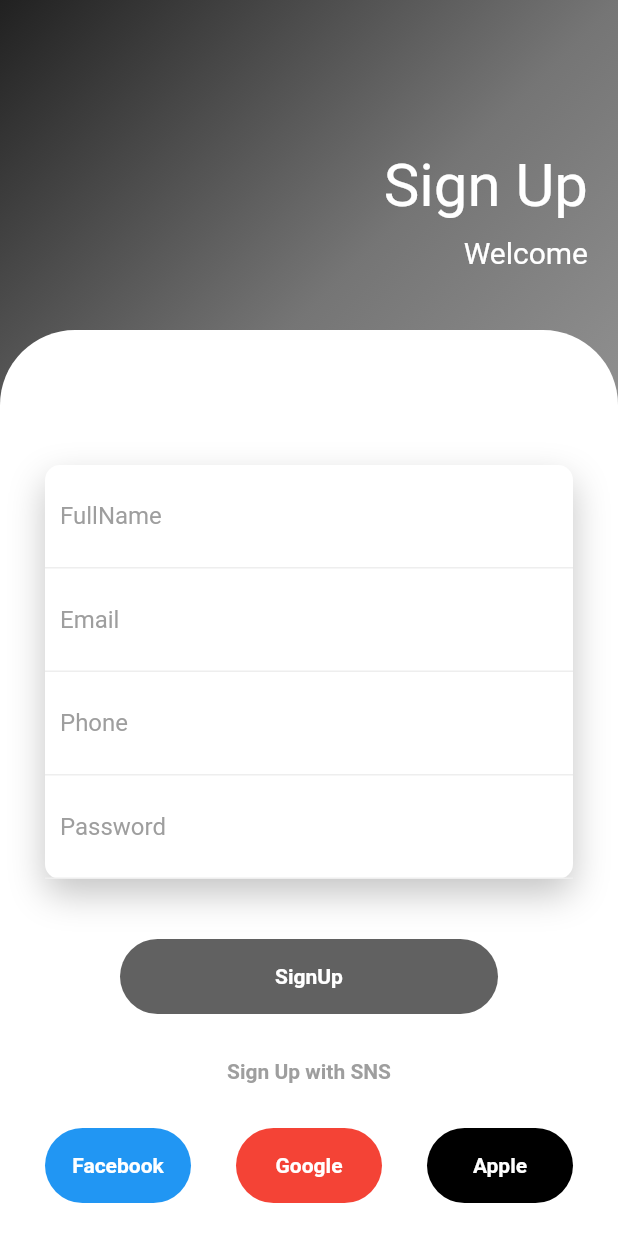
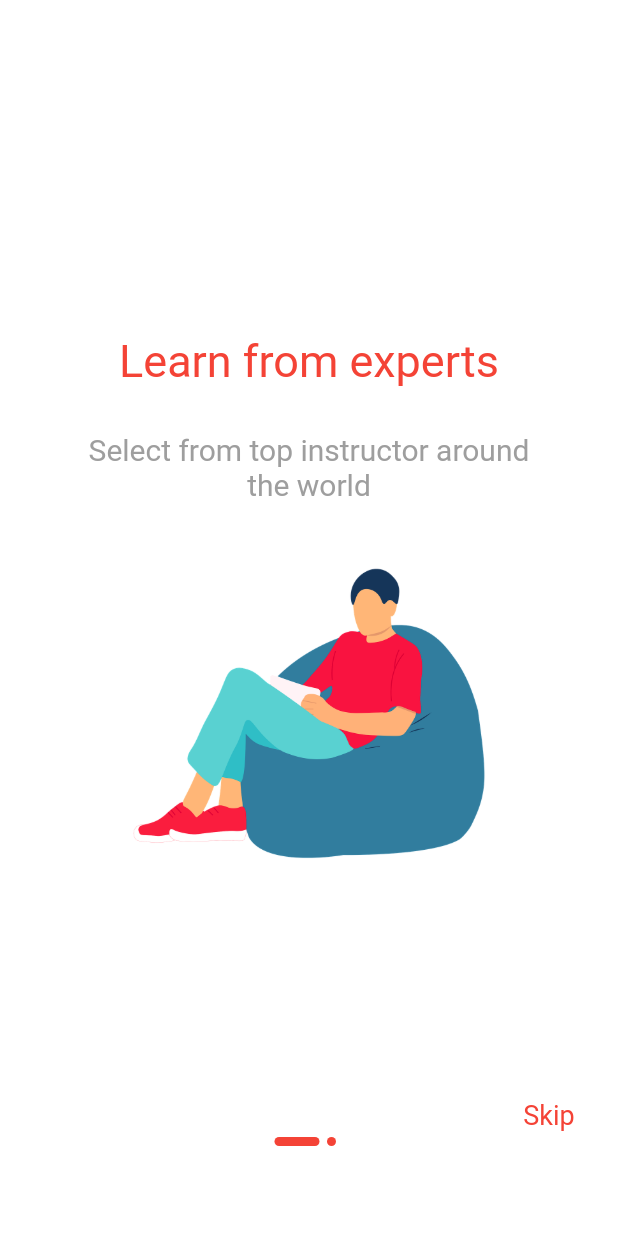
Before and after one commit to askaroff939/pdponline_tasklar, a Flutter app: the screen it shows after launch, on a phone screen of 412 x 824 dp. Run offline on Flutter 3.47's test engine with Material 2 defaults, Android fonts, the phone set to English and light mode, and no system bars.

Commit message:
lesson 5/4

```diff
--- a/lib/main.dart
+++ b/lib/main.dart
@@ -1,6 +1,8 @@
 import 'package:flutter/material.dart';
 
-import 'modul5/lesson2/task_first.dart';
+import 'pages/modul5/lesson4/home_page.dart';
+import 'pages/modul5/lesson4/intro_page.dart';
+
 
 
 
@@ -15,9 +17,10 @@ class MyApp extends StatelessWidget {
   Widget build(BuildContext context) {
     return MaterialApp(
       debugShowCheckedModeBanner: false,
-      home: const TaskFirst(),
+      home: const IntroPage(),
       routes: {
-        TaskFirst.id: (context) => const TaskFirst(),
+        HomePage.id: (context) => const HomePage(),
+        IntroPage.id: (context) => const IntroPage(),
       },
     );
   }
--- /dev/null
+++ b/lib/pages/modul5/lesson4/home_page.dart
@@ -0,0 +1,16 @@
+import 'package:flutter/material.dart';
+
+class HomePage extends StatefulWidget {
+  static const id = "/home_page";
+  const HomePage({Key? key}) : super(key: key);
+
+  @override
+  State<HomePage> createState() => _HomePageState();
+}
+
+class _HomePageState extends State<HomePage> {
+  @override
+  Widget build(BuildContext context) {
+    return Scaffold();
+  }
+}
--- /dev/null
+++ b/lib/pages/modul5/lesson4/intro_page.dart
@@ -0,0 +1,154 @@
+import 'package:flutter/material.dart';
+import 'package:lesson_23may/pages/modul5/lesson4/home_page.dart';
+import 'package:lesson_23may/utils/strings.dart';
+
+class IntroPage extends StatefulWidget {
+  static const id = "/intro_page";
+
+  const IntroPage({Key? key}) : super(key: key);
+
+  @override
+  State<IntroPage> createState() => _IntroPageState();
+}
+
+class _IntroPageState extends State<IntroPage> {
+  late PageController _pageController;
+  int currentIndex = 0;
+
+  @override
+  void initState() {
+    _pageController = PageController(
+      initialPage: 0,
+    );
+    super.initState();
+  }
+
+  @override
+  void dispose() {
+    _pageController.dispose();
+    super.dispose();
+  }
+
+  @override
+  Widget build(BuildContext context) {
+    return Scaffold(
+      backgroundColor: Colors.white,
+      appBar: AppBar(
+        elevation: 0,
+        backgroundColor: Colors.white,
+      ),
+      body: Stack(
+        alignment: Alignment.bottomCenter,
+        children: [
+          PageView(
+            onPageChanged: (int page) {
+              setState(() {
+                currentIndex = page;
+              });
+            },
+            controller: _pageController,
+            children: [
+              makePage(
+                image: "assets/images/img_10.png",
+                title: Strings.stepOneTitle,
+                content: Strings.stepOneContent,
+              ),
+              makePage(
+                image: "assets/images/img_11.png",
+                title: Strings.stepTwoTitle,
+                content: Strings.stepTwoContent,
+              ),
+            ],
+          ),
+          Container(
+            margin: const EdgeInsets.only(bottom: 60),
+            child: Row(
+              mainAxisAlignment: MainAxisAlignment.center,
+              children: _buildIndicator(),
+            ),
+          ),
+          GestureDetector(
+            onTap: () {
+              Navigator.pushReplacementNamed(context, HomePage.id);
+            },
+            child: const Padding(
+              padding: EdgeInsets.only( left: 320, bottom: 70,),
+              child: Text(
+                "Skip",
+                style: TextStyle(
+                  color: Colors.red,
+                  fontSize: 18,
+                ),
+              ),
+            ),
+          ),
+        ],
+      ),
+    );
+  }
+
+  Widget makePage({image, title, content}) {
+    return Container(
+      padding: const EdgeInsets.only(left: 50, right: 50, bottom: 50),
+      child: Column(
+        mainAxisAlignment: MainAxisAlignment.center,
+        children: [
+          Column(
+            children: [
+              Text(
+                title,
+                style: const TextStyle(
+                  color: Colors.red,
+                  fontSize: 30,
+                ),
+              ),
+              const SizedBox(
+                height: 30,
+              ),
+              Text(
+                content,
+                style: const TextStyle(
+                  color: Colors.grey,
+                  fontSize: 20,
+                ),
+                textAlign: TextAlign.center,
+              ),
+              Padding(
+                padding: const EdgeInsets.symmetric(horizontal: 20),
+                child: Image.asset(image),
+              ),
+            ],
+          ),
+        ],
+      ),
+    );
+  }
+
+  Widget _indicator(bool isActive) {
+    return AnimatedContainer(
+      duration: const Duration(milliseconds: 300),
+      height: 6,
+      width: isActive ? 30 : 6,
+      margin: const EdgeInsets.only(right: 5),
+      decoration: BoxDecoration(
+        color: Colors.red,
+        borderRadius: BorderRadius.circular(5),
+      ),
+    );
+  }
+
+  List<Widget> _buildIndicator(){
+    List<Widget> indicators = [];
+
+    for (int i = 0; i < 2; i++){
+      if(currentIndex == i) {
+        indicators.add(_indicator(true));
+      } else {
+        indicators.add(_indicator(false));
+      }
+    }
+    return indicators;
+  }
+
+
+}
--- /dev/null
+++ b/lib/utils/strings.dart
@@ -0,0 +1,6 @@
+class Strings{
+  static var stepOneTitle = "Learn from experts";
+  static var stepOneContent = "Select from top instructor around the world";
+  static var stepTwoTitle = "Find video courses";
+  static var stepTwoContent = "Build your library for your career and personal growth";
+}
```
Also changed, not shown: assets/images/img_10.png (added), assets/images/img_11.png (added), lib/pages/modul4/lesson5/task_first.dart (renamed from lib/modul4/lesson5/task_first.dart), lib/pages/modul4/lesson5/task_second.dart (renamed from lib/modul4/lesson5/task_second.dart), lib/pages/modul4/lesson5/task_three.dart (renamed from lib/modul4/lesson5/task_three.dart), lib/pages/modul4/lesson6/task_first.dart (renamed from lib/modul4/lesson6/task_first.dart), lib/pages/modul4/lesson6/task_second.dart (renamed from lib/modul4/lesson6/task_second.dart), lib/pages/modul4/lesson6/task_three.dart (renamed from lib/modul4/lesson6/task_three.dart), lib/pages/modul4/lesson7/task_first.dart (renamed from lib/modul4/lesson7/task_first.dart), lib/pages/modul4/lesson7/task_second.dart (renamed from lib/modul4/lesson7/task_second.dart), lib/pages/modul4/lesson7/task_three.dart (renamed from lib/modul4/lesson7/task_three.dart), lib/pages/modul5/lesson1/task_first.dart (renamed from lib/modul5/lesson1/task_first.dart), lib/pages/modul5/lesson2/task_first.dart (renamed from lib/modul5/lesson2/task_first.dart), lib/pages/modul5/lesson3/task_first.dart (renamed from lib/modul5/lesson3/task_first.dart).
